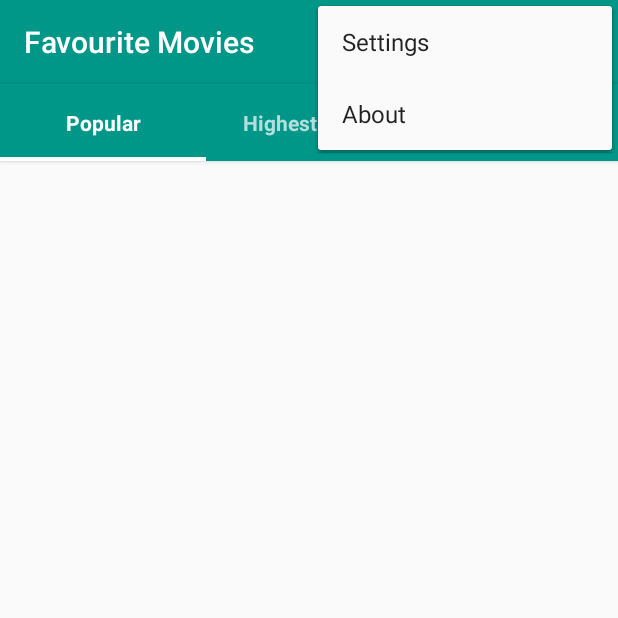
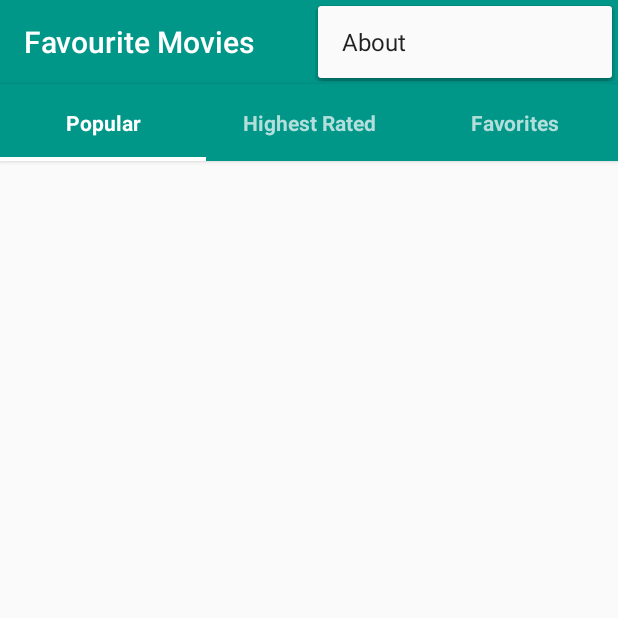
Before and after one commit to SDobrev/FavoriteMovies, an Android app: the screen it shows after launch (MainActivity), with the options menu open, on a phone screen of 412 x 824 dp, the top half of it. Run offline under Robolectric (Android 15) with nearby library versions, the phone set to English and light mode, and no system bars; pictures from the network do not load.

Commit message:
final changes

```diff
--- a/app/src/main/res/menu/menu_main.xml
+++ b/app/src/main/res/menu/menu_main.xml
@@ -2,11 +2,6 @@
     xmlns:app="http://schemas.android.com/apk/res-auto"
     xmlns:tools="http://schemas.android.com/tools"
     tools:context=".MainActivity">
-    <item
-        android:id="@+id/action_settings"
-        android:orderInCategory="100"
-        android:title="@string/action_settings"
-        app:showAsAction="never" />
     <item
         android:id="@+id/action_about"
         android:orderInCategory="100"
```
Also changed, not shown: app/src/main/ic_launcher-web.png (added), app/src/main/res/mipmap-hdpi/ic_launcher.png, app/src/main/res/mipmap-mdpi/ic_launcher.png, app/src/main/res/mipmap-xhdpi/ic_launcher.png, app/src/main/res/mipmap-xxhdpi/ic_launcher.png, app/src/main/res/mipmap-xxxhdpi/ic_launcher.png (added), 1 other file.
